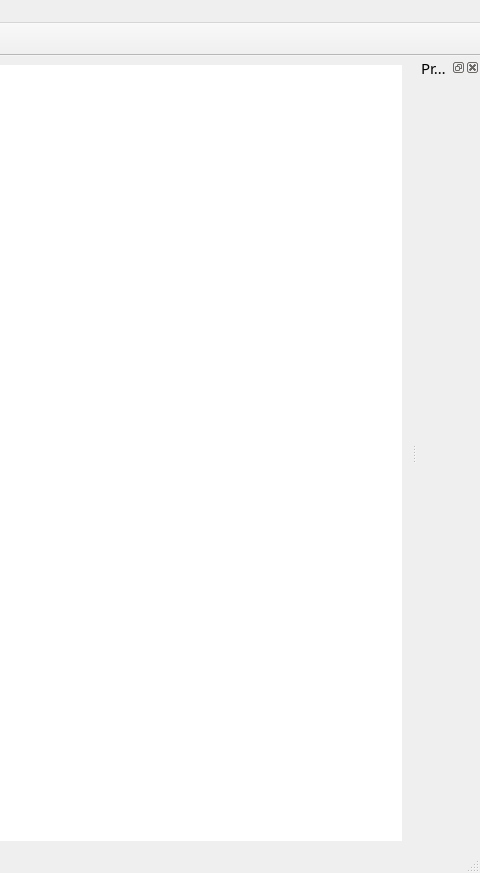
First picture: the form in DFEditor/ui/DFEMainWindow.ui, repository cpp-park-vk-education/2023_1_DeltaFlex, before the edit; both pictures show x 835 to 1315 and y 0 to 873 of the 1315 by 873 pixel window.
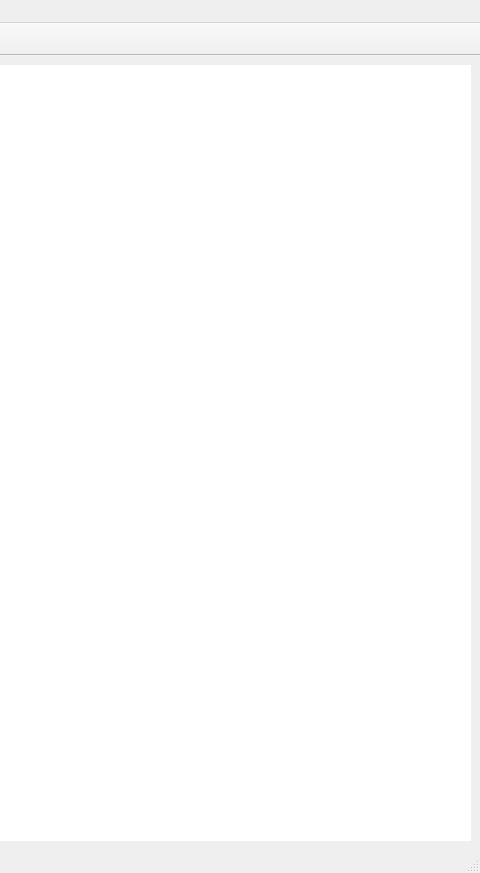
Second picture: the form after the edit. Icons and pictures are not drawn.

Commit message: migrated all dock widgets to code. Added expanding widget

```diff
--- a/DFEditor/ui/DFEMainWindow.ui
+++ b/DFEditor/ui/DFEMainWindow.ui
@@ -55,21 +55,6 @@
    <addaction name="menuWindow"/>
   </widget>
   <widget class="QStatusBar" name="statusbar"/>
-  <widget class="QDockWidget" name="propertiesView">
-   <property name="font">
-    <font>
-     <family>Sans Serif</family>
-     <pointsize>11</pointsize>
-    </font>
-   </property>
-   <property name="windowTitle">
-    <string>Properties</string>
-   </property>
-   <attribute name="dockWidgetArea">
-    <number>2</number>
-   </attribute>
-   <widget class="QWidget" name="dockWidgetContents_10"/>
-  </widget>
   <widget class="QToolBar" name="toolBar">
    <property name="windowTitle">
     <string>toolBar</string>
```
Left out of the diff: 2 changed lines with no effect on the pictures. The commit also changes 11 other files.
